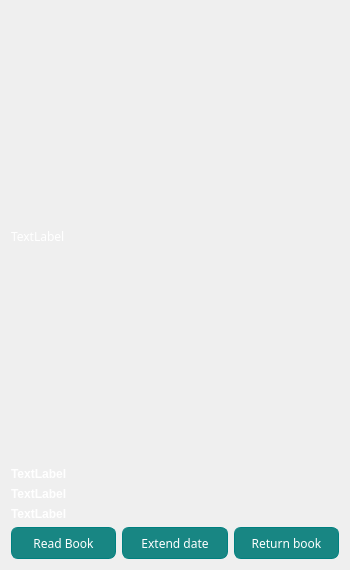
This is OnLib/OnLib/MyListBookPreview.ui in Andrew-Gh21/OnLib as Qt 5 draws it before an edit. The edited form follows.
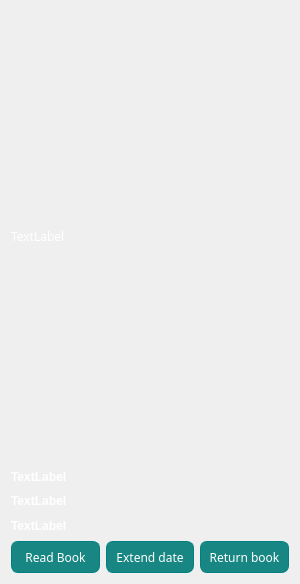
This is the edited form.

The edit to the form file:
```diff
--- a/OnLib/OnLib/MyListBookPreview.ui
+++ b/OnLib/OnLib/MyListBookPreview.ui
@@ -6,8 +6,8 @@
    <rect>
     <x>0</x>
     <y>0</y>
-    <width>350</width>
-    <height>437</height>
+    <width>300</width>
+    <height>584</height>
    </rect>
   </property>
   <property name="maximumSize">
```
Left out of the diff: 64 changed lines with no effect on the pictures.
